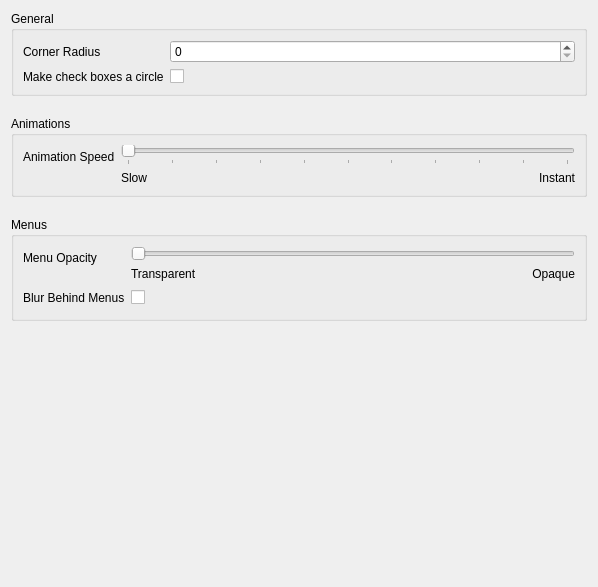
Above: src/settings/settings_app.ui from zalesyc/lilac before the change. Below: the same form after it.
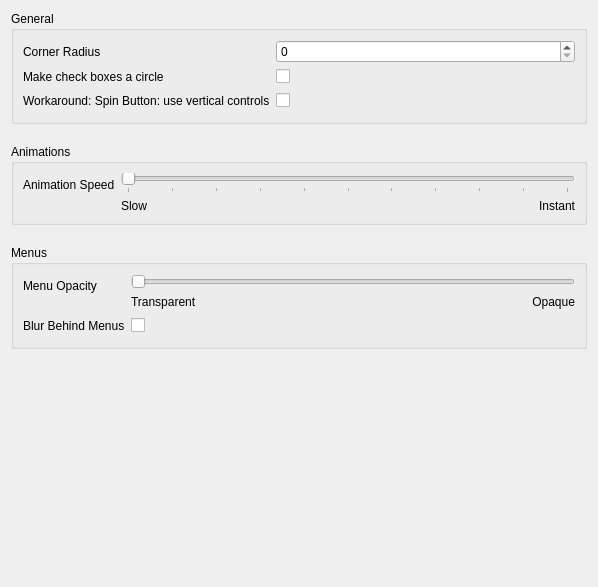
That is the form after the change. Icons and pictures are not drawn.

What changed in the file:
```diff
--- a/src/settings/settings_app.ui
+++ b/src/settings/settings_app.ui
@@ -51,6 +51,56 @@
         </property>
        </widget>
       </item>
+      <item row="2" column="0">
+       <widget class="QLabel" name="label_5">
+        <property name="text">
+         <string>Workaround: Spin Button: use vertical controls</string>
+        </property>
+       </widget>
+      </item>
+      <item row="2" column="1">
+       <layout class="QHBoxLayout" name="horizontalLayout_4">
+        <item>
+         <widget class="QCheckBox" name="spinVerticalControlsCheck">
+          <property name="text">
+           <string/>
+          </property>
+         </widget>
+        </item>
+        <item>
+         <spacer name="horizontalSpacer_2">
+          <property name="orientation">
+           <enum>Qt::Orientation::Horizontal</enum>
+          </property>
+          <property name="sizeHint" stdset="0">
+           <size>
+            <width>40</width>
+            <height>20</height>
+           </size>
+          </property>
+         </spacer>
+        </item>
+        <item>
+         <widget class="QPushButton" name="pushButton">
+          <property name="toolTip">
+           <string>&lt;html&gt;&lt;head/&gt;&lt;body&gt;&lt;p&gt;Use vertical controls (i.e. up and down buttons) in some cases.  &lt;/p&gt;&lt;p&gt;This is a workaround for a bug in qqc2-desktop-style, this bug was fixed in 6.19.&lt;/p&gt;&lt;/body&gt;&lt;/html&gt;</string>
+          </property>
+          <property name="toolTipDuration">
+           <number>0</number>
+          </property>
+          <property name="text">
+           <string/>
+          </property>
+          <property name="icon">
+           <iconset theme="help-contextual-symbolic"/>
+          </property>
+          <property name="flat">
+           <bool>true</bool>
+          </property>
+         </widget>
+        </item>
+       </layout>
+      </item>
      </layout>
     </widget>
    </item>
```
